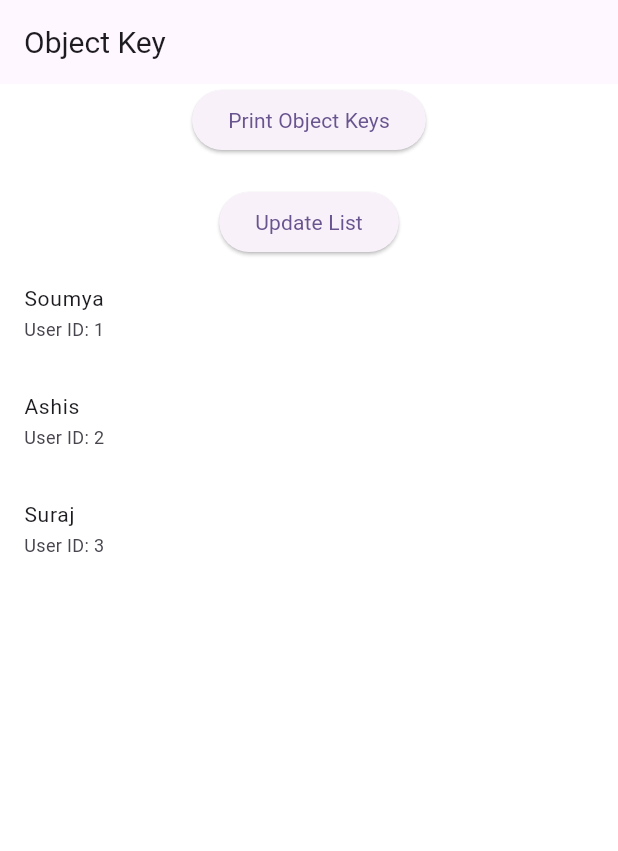
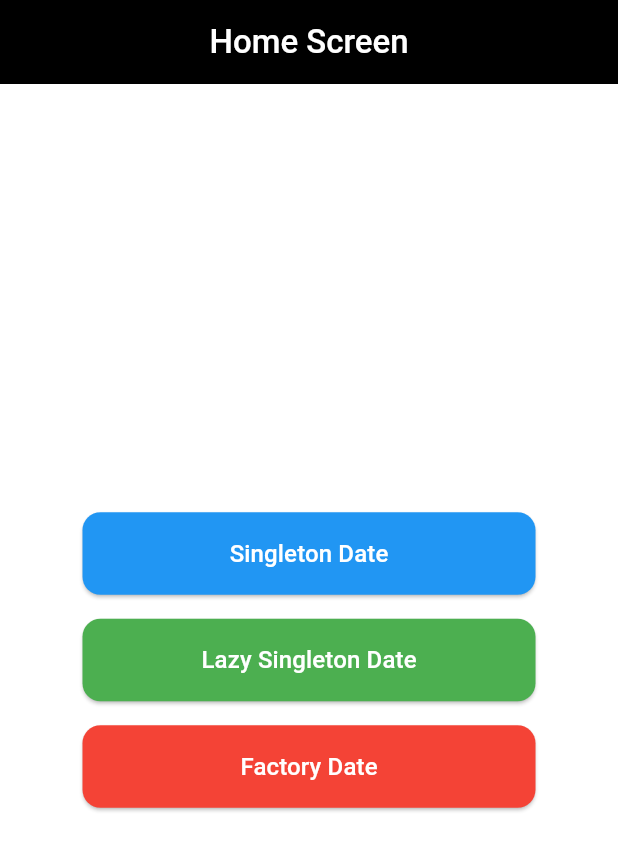
Before and after one commit to thedev97/Master-in-Flutter, a Flutter app: the screen it shows after launch, on a phone screen of 412 x 824 dp. Shown: the top 851 px of the screen. Run offline on Flutter 3.47's test engine with Material 3 defaults, Android fonts, the phone set to English and light mode, and no system bars; our stand-ins replace equatable, get_it.

Commit message:
Dependecy Injection code added

```diff
--- /dev/null
+++ b/lib/DependencyInjection/Screens/home_di.dart
@@ -0,0 +1,107 @@
+import 'package:flutter/material.dart';
+import 'package:flutter_interview_ques/DependencyInjection/app_service.dart';
+import 'package:flutter_interview_ques/DependencyInjection/injection_container.dart';
+
+class HomeScreen extends StatelessWidget {
+  const HomeScreen({super.key});
+
+  @override
+  Widget build(BuildContext context) {
+    return Scaffold(
+      appBar: AppBar(
+          backgroundColor: Colors.black,
+          centerTitle: true,
+          title: const Text(
+            "Home Screen",
+            style: TextStyle(
+                fontSize: 22, fontWeight: FontWeight.w500, color: Colors.white),
+          )),
+      body: Padding(
+        padding: const EdgeInsets.all(55.0),
+        child: Column(
+          mainAxisAlignment: MainAxisAlignment.center,
+          children: [
+            CustomButton(
+              text: "Singleton Date",
+              color: Colors.blue,
+              onPressed: () {
+               /* String currentDate = locator<AppService>().execute();
+                debugPrint('Current Date $currentDate');
+                showSnackBar(currentDate, context);*/
+              },
+            ),
+            const SizedBox(height: 16),
+            CustomButton(
+              text: "Lazy Singleton Date",
+              color: Colors.green,
+              onPressed: () {
+                /*String currentDate = locator<AppService>().execute();
+                debugPrint('Current Date $currentDate');
+                showSnackBar(currentDate, context);*/
+              },
+            ),
+            const SizedBox(height: 16),
+            CustomButton(
+              text: "Factory Date",
+              color: Colors.red,
+              onPressed: () {
+                String currentDate = locator<AppService>().execute();
+                debugPrint('Current Date $currentDate');
+                showSnackBar(currentDate, context);
+              },
+            ),
+          ],
+        ),
+      ),
+    );
+  }
+
+  void showSnackBar(String message, BuildContext context) {
+    ScaffoldMessenger.of(context).showSnackBar(
+      SnackBar(
+        backgroundColor: Colors.black,
+        content: Text(
+          message,
+          style: const TextStyle(
+              fontSize: 16, fontWeight: FontWeight.w500, color: Colors.white),
+        ),
+        duration: const Duration(seconds: 2),
+      ),
+    );
+  }
+}
+
+class CustomButton extends StatelessWidget {
+  final String text;
+  final Color color;
+  final VoidCallback onPressed;
+
+  const CustomButton({
+    super.key,
+    required this.text,
+    required this.color,
+    required this.onPressed,
+  });
+
+  @override
+  Widget build(BuildContext context) {
+    return SizedBox(
+      width: double.infinity,
+      child: ElevatedButton(
+        style: ElevatedButton.styleFrom(
+          backgroundColor: color,
+          foregroundColor: Colors.white,
+          padding: const EdgeInsets.symmetric(vertical: 16),
+          shape: RoundedRectangleBorder(
+            borderRadius: BorderRadius.circular(12),
+          ),
+        ),
+        onPressed: onPressed,
+        child: Text(
+          text,
+          style: const TextStyle(fontSize: 16, fontWeight: FontWeight.w500),
+        ),
+      ),
+    );
+  }
+}
--- a/lib/DependencyInjection/app_service.dart
+++ b/lib/DependencyInjection/app_service.dart
@@ -3,10 +3,12 @@ import 'package:flutter/cupertino.dart';
 class AppService{
 
   AppService(){
-    debugPrint("Service is called");
+    debugPrint('App Service Initialized');
   }
 
   String execute(){
-    return "Sample Data";
+    DateTime now = DateTime.now();
+    DateTime date = DateTime(now.year,  now.month, now.day,);
+    return 'Date: ${date.toString()}';
   }
 }
--- a/lib/DependencyInjection/injection_container.dart
+++ b/lib/DependencyInjection/injection_container.dart
@@ -1,3 +1,4 @@
+import 'package:flutter/widgets.dart';
 import 'package:get_it/get_it.dart';
 import 'package:flutter_interview_ques/DependencyInjection/app_service.dart';
 
@@ -10,7 +11,11 @@ import 'package:flutter_interview_ques/DependencyInjection/app_service.dart';
 final locator = GetIt.instance;
 
 void setup(){
+  debugPrint('Setup is called');
+  // Singleton
   //locator.registerSingleton<AppService>(AppService());
-  locator.registerLazySingleton<AppService>(() => AppService());
-  //locator.registerFactory<AppService>(() => AppService());
+  // Lazy Singleton
+  //locator.registerLazySingleton<AppService>(() => AppService());
+  //Factory
+  locator.registerFactory<AppService>(() => AppService());
 }
--- a/lib/Routing/RoutingManagement/route_generator.dart
+++ b/lib/Routing/RoutingManagement/route_generator.dart
@@ -1,4 +1,5 @@
 import 'package:flutter/material.dart';
+import 'package:flutter_interview_ques/DependencyInjection/Screens/home_di.dart';
 import 'package:flutter_interview_ques/FlutterKey/global_key.dart';
 import 'package:flutter_interview_ques/FlutterKey/object_key.dart';
 import 'package:flutter_interview_ques/Routing/Screens/second.dart';
@@ -8,6 +9,8 @@ class RouteGenerator {
     var args = settings.arguments;
     switch (settings.name) {
       case '/':
+        return MaterialPageRoute(builder: (_) =>  const HomeScreen());
+      case '/user':
         return MaterialPageRoute(builder: (_) => const UsersListPage());
       case '/second':
         if (args is String) {
--- a/pubspec.yaml
+++ b/pubspec.yaml
@@ -10,11 +10,15 @@ dependencies:
     sdk: flutter
   cupertino_icons: ^1.0.6
   get_it: ^7.7.0
+  injectable: ^2.1.2
+  http: ^0.13.4
   equatable: ^2.0.5
 
 dev_dependencies:
   flutter_test:
     sdk: flutter
   flutter_lints: ^3.0.0
+  build_runner: ^2.4.4
+  injectable_generator: ^2.1.6
 flutter:
   uses-material-design: true
```
Also changed, not shown: pubspec.lock.
